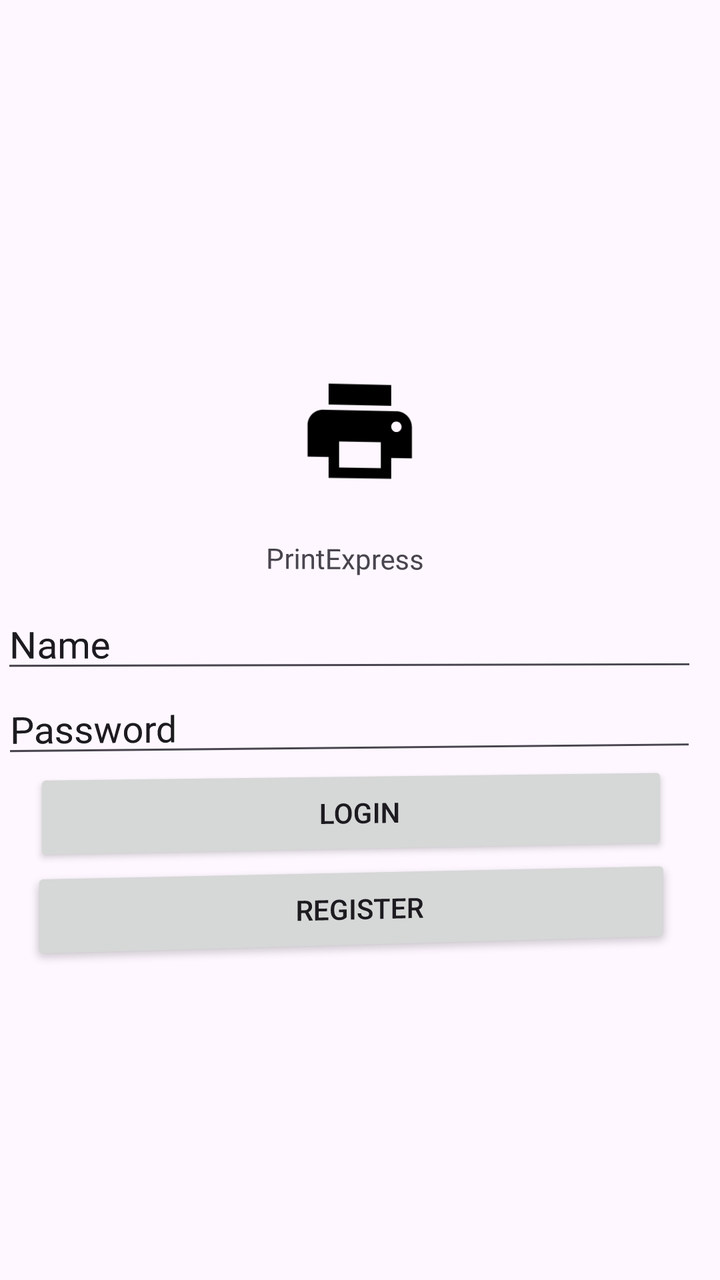
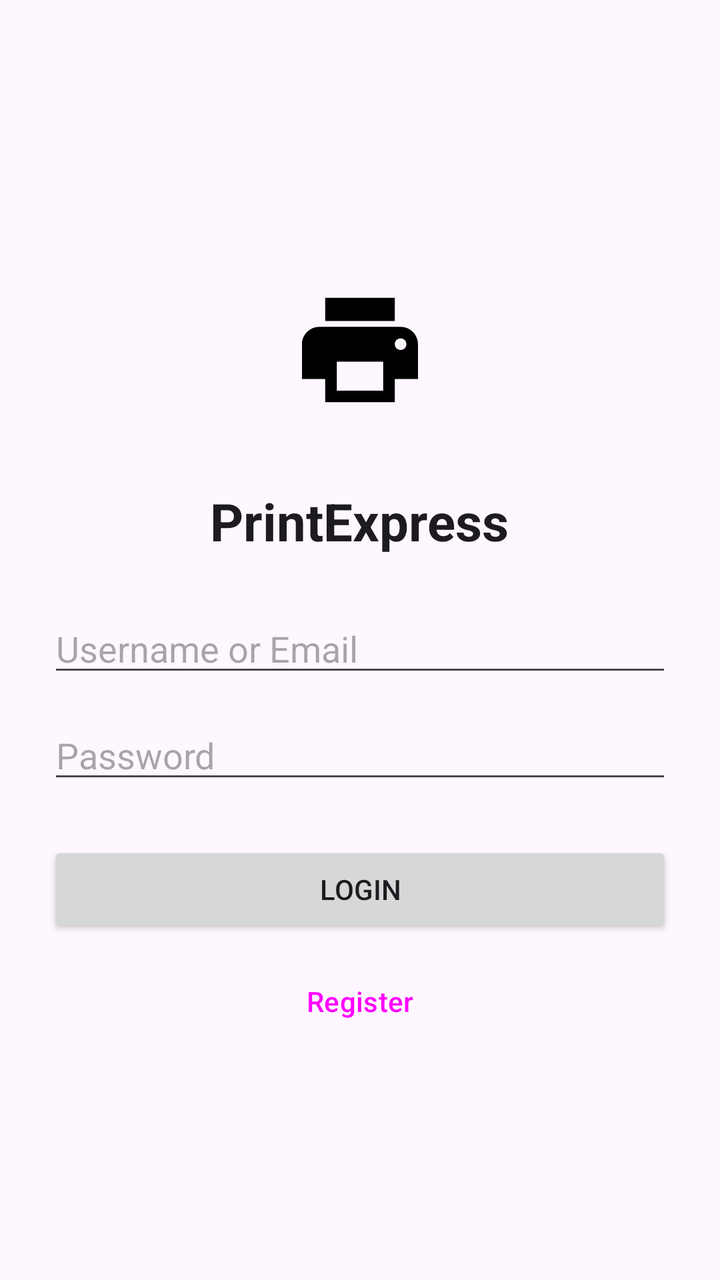

Compare the two renders of this Android layout. The source of the first and the diff that turns it into the second are given below.
<!-- AndroidManifest.xml: application theme Theme.CSE5011 -->
<!-- res/layout/activity_main.xml -->
<?xml version="1.0" encoding="utf-8"?>
<LinearLayout xmlns:android="http://schemas.android.com/apk/res/android"
    xmlns:app="http://schemas.android.com/apk/res-auto"
    xmlns:tools="http://schemas.android.com/tools"
    android:id="@+id/main"
    android:layout_width="match_parent"
    android:layout_height="match_parent"
    android:orientation="vertical"
    android:rotationY="2"
    android:gravity="center"
    tools:context=".MainActivity">

    <ImageView
        android:id="@+id/imageView"
        android:layout_width="match_parent"
        android:layout_height="wrap_content"
        app:srcCompat="@drawable/ic_launcher_foreground" />

    <TextView
        android:id="@+id/logininfo"
        android:layout_width="93dp"
        android:layout_height="30dp"
        android:text="PrintExpress"
        app:layout_constraintBottom_toBottomOf="parent"
        app:layout_constraintEnd_toEndOf="parent"
        app:layout_constraintStart_toStartOf="parent"
        app:layout_constraintTop_toTopOf="parent" />

    <EditText
        android:id="@+id/uname"
        android:layout_width="348dp"
        android:layout_height="wrap_content"
        android:ems="10"
        android:inputType="text"
        android:text="Name" />

    <EditText
        android:id="@+id/upass"
        android:layout_width="347dp"
        android:layout_height="wrap_content"
        android:ems="10"
        android:inputType="text"
        android:text="Password" />

    <Button
        android:id="@+id/loginbtn"
        android:layout_width="317dp"
        android:layout_height="wrap_content"
        android:text="Login" />

    <Button
        android:id="@+id/registerbtn"
        android:layout_width="320dp"
        android:layout_height="wrap_content"
        android:text="Register" />

</LinearLayout>
<!-- resources referenced by this layout -->
<resources>
  <!-- drawable ic_launcher_foreground (drawable) -->
  <vector xmlns:android="http://schemas.android.com/apk/res/android"
      android:width="108dp"
      android:height="108dp"
      android:viewportWidth="24"
      android:viewportHeight="24"
      android:tint="#000000">
    <group android:scaleX="0.58"
        android:scaleY="0.58"
        android:translateX="5.04"
        android:translateY="5.04">
      <path
          android:fillColor="@android:color/white"
          android:pathData="M19,8L5,8c-1.66,0 -3,1.34 -3,3v6h4v4h12v-4h4v-6c0,-1.66 -1.34,-3 -3,-3zM16,19L8,19v-5h8v5zM19,12c-0.55,0 -1,-0.45 -1,-1s0.45,-1 1,-1 1,0.45 1,1 -0.45,1 -1,1zM18,3L6,3v4h12L18,3z"/>
    </group>
  </vector>
  <style name="Theme.CSE5011" parent="Base.Theme.CSE5011" />
  <style name="Base.Theme.CSE5011" parent="Theme.Material3.DayNight.NoActionBar">
          
          
      </style>
</resources>

<!-- the commit's change to res/layout/activity_main.xml (unified diff, before → after) -->
@@ -5,52 +5,61 @@
     android:id="@+id/main"
     android:layout_width="match_parent"
     android:layout_height="match_parent"
+    android:gravity="center"
     android:orientation="vertical"
-    android:rotationY="2"
-    android:gravity="center"
+    android:padding="24dp"
     tools:context=".MainActivity">
 
+    
     <ImageView
         android:id="@+id/imageView"
+        android:layout_width="120dp"
+        android:layout_height="120dp"
+        android:layout_marginBottom="8dp"
+        app:srcCompat="@drawable/ic_launcher_foreground" />
+
+    
+    <TextView
+        android:id="@+id/logininfo"
+        android:layout_width="wrap_content"
+        android:layout_height="wrap_content"
+        android:layout_marginBottom="24dp"
+        android:text="PrintExpress"
+        android:textColor="?android:attr/textColorPrimary"
+        android:textSize="26sp"
+        android:textStyle="bold" />
+
+    
+    <EditText
+        android:id="@+id/uname"
         android:layout_width="match_parent"
         android:layout_height="wrap_content"
-        app:srcCompat="@drawable/ic_launcher_foreground" />
+        android:layout_marginBottom="12dp"
+        android:hint="Username or Email"
+        android:inputType="text" />
 
-    <TextView
-        android:id="@+id/logininfo"
-        android:layout_width="93dp"
-        android:layout_height="30dp"
-        android:text="PrintExpress"
-        app:layout_constraintBottom_toBottomOf="parent"
-        app:layout_constraintEnd_toEndOf="parent"
-        app:layout_constraintStart_toStartOf="parent"
-        app:layout_constraintTop_toTopOf="parent" />
-
-    <EditText
-        android:id="@+id/uname"
-        android:layout_width="348dp"
-        android:layout_height="wrap_content"
-        android:ems="10"
-        android:inputType="text"
-        android:text="Name" />
-
+    
     <EditText
         android:id="@+id/upass"
-        android:layout_width="347dp"
+        android:layout_width="match_parent"
         android:layout_height="wrap_content"
-        android:ems="10"
-        android:inputType="text"
-        android:text="Password" />
+        android:layout_marginBottom="24dp"
+        android:hint="Password"
+        android:inputType="textPassword" />
 
+    
     <Button
         android:id="@+id/loginbtn"
-        android:layout_width="317dp"
+        android:layout_width="match_parent"
         android:layout_height="wrap_content"
+        android:layout_marginBottom="8dp"
         android:text="Login" />
 
+    
     <Button
         android:id="@+id/registerbtn"
-        android:layout_width="320dp"
+        style="@style/Widget.Material3.Button.OutlinedButton"
+        android:layout_width="match_parent"
         android:layout_height="wrap_content"
         android:text="Register" />
 
